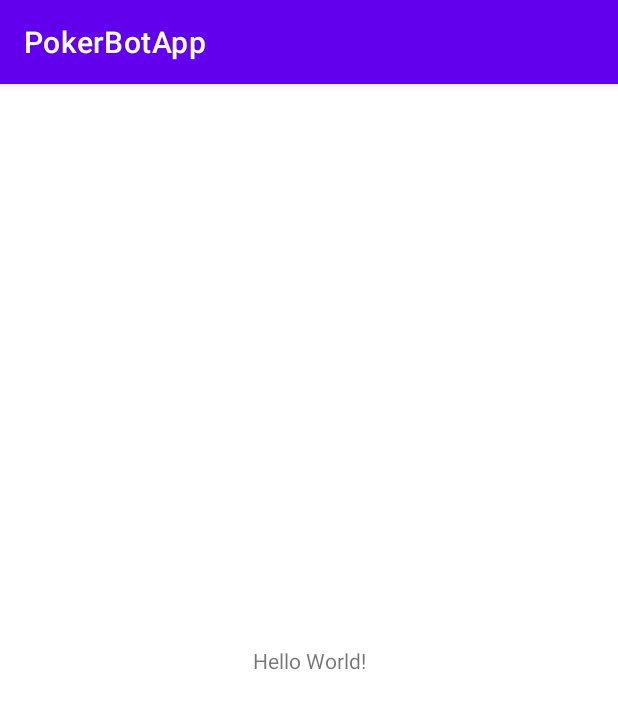
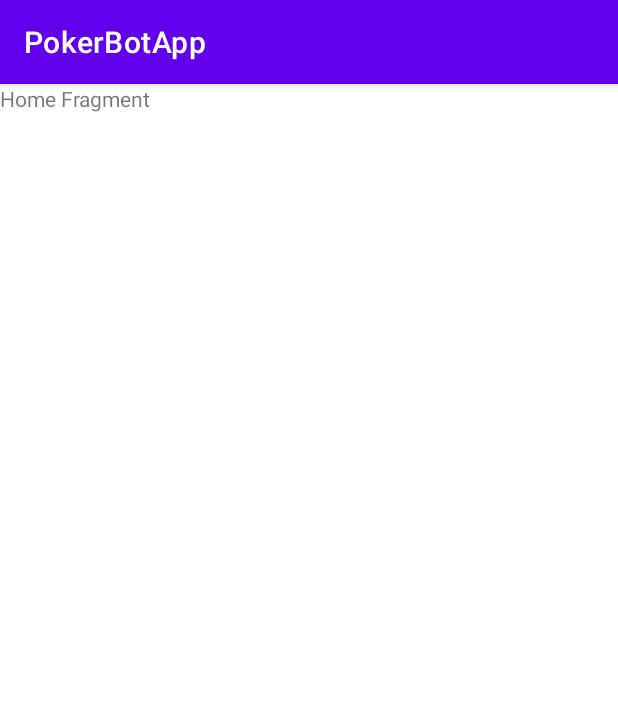
Before and after one commit to Drayble/PokerBotApp, an Android app: the screen it shows after launch (MainActivity), on a phone screen of 412 x 824 dp. Shown: the top 709 px of the screen. Run offline under Robolectric (Android 15) with nearby library versions, the phone set to English and light mode, and no system bars.

Commit message:
gave fragments ID's and set up navgraph

```diff
--- a/app/src/main/java/com/example/pokerbotapp/MainActivity.kt
+++ b/app/src/main/java/com/example/pokerbotapp/MainActivity.kt
@@ -2,12 +2,15 @@ package com.example.pokerbotapp
 
 import androidx.appcompat.app.AppCompatActivity
 import android.os.Bundle
-import android.util.Log
+import com.example.pokerbotapp.databinding.ActivityMainBinding
 
 class MainActivity : AppCompatActivity() {
+
+    lateinit var binding: ActivityMainBinding
+
     override fun onCreate(savedInstanceState: Bundle?) {
         super.onCreate(savedInstanceState)
-        setContentView(R.layout.activity_main)
-        Log.d("MainActivity", "testing commit")
+        binding = ActivityMainBinding.inflate(layoutInflater)
+        setContentView(binding.root)
     }
 }
--- a/app/src/main/res/layout/activity_main.xml
+++ b/app/src/main/res/layout/activity_main.xml
@@ -6,13 +6,13 @@
     android:layout_height="match_parent"
     tools:context=".MainActivity">
 
-    <TextView
-        android:layout_width="wrap_content"
-        android:layout_height="wrap_content"
-        android:text="Hello World!"
-        app:layout_constraintBottom_toBottomOf="parent"
-        app:layout_constraintEnd_toEndOf="parent"
-        app:layout_constraintStart_toStartOf="parent"
-        app:layout_constraintTop_toTopOf="parent" />
+    <androidx.fragment.app.FragmentContainerView
+        android:layout_width="match_parent"
+        android:layout_height="match_parent"
+        android:id="@+id/nav_host_fragment"
+        app:defaultNavHost="true"
+        app:navGraph="@navigation/nav_graph"
+        android:name="androidx.navigation.fragment.NavHostFragment"
+        />
 
 </androidx.constraintlayout.widget.ConstraintLayout>
--- a/app/src/main/res/layout/fragment_home.xml
+++ b/app/src/main/res/layout/fragment_home.xml
@@ -1,14 +1,14 @@
 <?xml version="1.0" encoding="utf-8"?>
-<FrameLayout xmlns:android="http://schemas.android.com/apk/res/android"
+<androidx.constraintlayout.widget.ConstraintLayout xmlns:android="http://schemas.android.com/apk/res/android"
     xmlns:tools="http://schemas.android.com/tools"
+    xmlns:app="http://schemas.android.com/apk/res-auto"
     android:layout_width="match_parent"
     android:layout_height="match_parent"
     tools:context=".HomeFragment">
 
-    <!-- TODO: Update blank fragment layout -->
     <TextView
         android:layout_width="match_parent"
         android:layout_height="match_parent"
-        android:text="@string/hello_blank_fragment" />
+        android:text="Home Fragment" />
 
-</FrameLayout>
+</androidx.constraintlayout.widget.ConstraintLayout>
--- a/app/src/main/res/navigation/nav_graph.xml
+++ b/app/src/main/res/navigation/nav_graph.xml
@@ -9,5 +9,35 @@
         android:id="@+id/homeFragment"
         android:name="com.example.pokerbotapp.HomeFragment"
         android:label="fragment_home"
-        tools:layout="@layout/fragment_home" />
+        tools:layout="@layout/fragment_home" >
+        <action
+            android:id="@+id/action_homeFragment_to_calculatorHandEntryFragment2"
+            app:destination="@id/calculatorHandEntryFragment" />
+        <action
+            android:id="@+id/action_homeFragment_to_botHandEntryFragment"
+            app:destination="@id/botHandEntryFragment" />
+    </fragment>
+    <fragment
+        android:id="@+id/botHandEntryFragment"
+        android:name="com.example.pokerbotapp.BotHandEntryFragment"
+        android:label="fragment_bot_hand_entry"
+        tools:layout="@layout/fragment_bot_hand_entry" >
+        <action
+            android:id="@+id/action_botHandEntryFragment_to_cardSelectionFragment"
+            app:destination="@id/cardSelectionFragment" />
+    </fragment>
+    <fragment
+        android:id="@+id/calculatorHandEntryFragment"
+        android:name="com.example.pokerbotapp.CalculatorHandEntryFragment"
+        android:label="fragment_calculator_hand_entry"
+        tools:layout="@layout/fragment_calculator_hand_entry" >
+        <action
+            android:id="@+id/action_calculatorHandEntryFragment_to_cardSelectionFragment"
+            app:destination="@id/cardSelectionFragment" />
+    </fragment>
+    <fragment
+        android:id="@+id/cardSelectionFragment"
+        android:name="com.example.pokerbotapp.CardSelectionFragment"
+        android:label="fragment_card_selection"
+        tools:layout="@layout/fragment_card_selection" />
 </navigation>
```
Also changed, not shown: app/src/main/res/layout/fragment_bot_hand_entry.xml (+5 -4 lines), app/src/main/res/layout/fragment_calculator_hand_entry.xml (+5 -4 lines), app/src/main/res/layout/fragment_card_selection.xml (+5 -4 lines).
